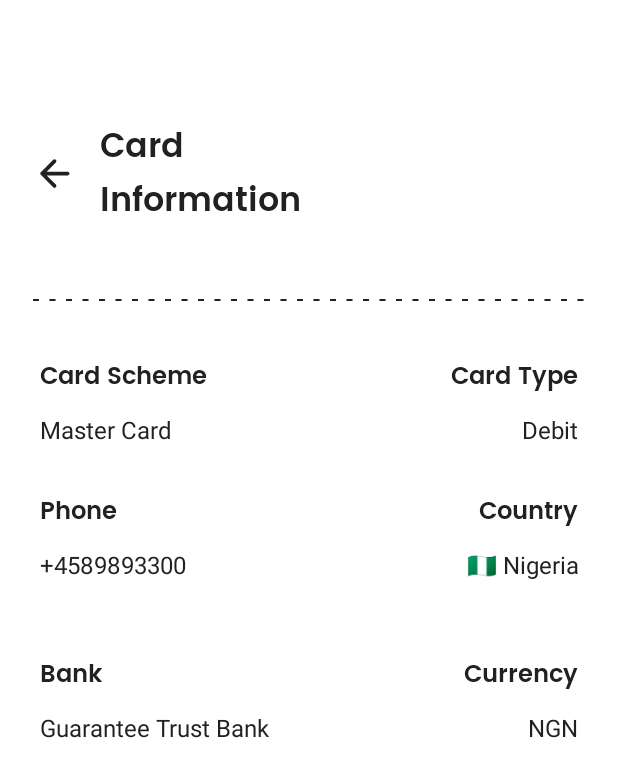
After one commit to dalafiarisamuel/ocr-scan, an Android app: the layout fragment_recent_card_detail.xml on its own in the app's theme, with its tools: preview values and no code run, on a phone screen of 412 x 824 dp. The commit adds this screen. Shown: the top 777 px of the screen. Run offline under Robolectric (Android 15) with nearby library versions, the light colour scheme and no system bars.

Commit message:
added navigation component safeargs, added recent card detail fragment and passed arguments to the action

```diff
--- a/app/build.gradle.kts
+++ b/app/build.gradle.kts
@@ -3,6 +3,7 @@ plugins {
     kotlin("android")
     kotlin("android.extensions")
     kotlin("kapt")
+    id("androidx.navigation.safeargs.kotlin")
 }
 
 android {
--- a/app/src/main/java/ng/mint/ocrscanner/model/RecentCard.kt
+++ b/app/src/main/java/ng/mint/ocrscanner/model/RecentCard.kt
@@ -1,10 +1,15 @@
 package ng.mint.ocrscanner.model
 
+import android.os.Parcelable
+import androidx.annotation.Keep
 import androidx.room.ColumnInfo
 import androidx.room.Entity
 import androidx.room.Index
 import androidx.room.PrimaryKey
+import kotlinx.android.parcel.Parcelize
 
+@Keep
+@Parcelize
 @Entity(indices = [Index(value = ["bin"], unique = true)])
 data class RecentCard(
 
@@ -39,4 +44,4 @@ data class RecentCard(
     @ColumnInfo(name = "date_created")
     var dateCreated: String? = null
 
-)
+):Parcelable
--- /dev/null
+++ b/app/src/main/java/ng/mint/ocrscanner/views/fragments/RecentCardDetailFragment.kt
@@ -0,0 +1,26 @@
+package ng.mint.ocrscanner.views.fragments
+
+import android.os.Bundle
+import android.view.View
+import androidx.fragment.app.Fragment
+import androidx.navigation.findNavController
+import androidx.navigation.fragment.navArgs
+import ng.mint.ocrscanner.R
+import ng.mint.ocrscanner.databinding.FragmentRecentCardDetailBinding
+
+class RecentCardDetailFragment : Fragment(R.layout.fragment_recent_card_detail) {
+
+    private val binding by viewBinding(FragmentRecentCardDetailBinding::bind)
+    private val args: RecentCardDetailFragmentArgs by navArgs()
+
+    override fun onViewCreated(view: View, savedInstanceState: Bundle?) {
+
+        val data = args.recentCard
+        binding.recentCard = data
+
+        binding.backArrow.setOnClickListener {
+            it.findNavController().popBackStack()
+        }
+
+    }
+}
--- a/app/src/main/java/ng/mint/ocrscanner/views/fragments/RecentlyViewedCardsFragment.kt
+++ b/app/src/main/java/ng/mint/ocrscanner/views/fragments/RecentlyViewedCardsFragment.kt
@@ -29,6 +29,12 @@ class RecentlyViewedCardsFragment : Fragment(R.layout.fragment_recently_viewed_c
 
 
     private val adapter = RecentCardsAdapter {
+
+        val action =
+            RecentlyViewedCardsFragmentDirections.actionRecentlyViewedCardsFragmentToRecentCardDetailFragment(
+                it
+            )
+        binding.savedRecyclerview.findNavController().navigate(action)
 
     }
 
--- /dev/null
+++ b/app/src/main/res/layout/fragment_recent_card_detail.xml
@@ -0,0 +1,233 @@
+<?xml version="1.0" encoding="utf-8"?>
+<layout xmlns:android="http://schemas.android.com/apk/res/android"
+    xmlns:app="http://schemas.android.com/apk/res-auto"
+    xmlns:tools="http://schemas.android.com/tools">
+
+    <data>
+
+        <import type="android.view.View" />
+
+        <variable
+            name="recentCard"
+            type="ng.mint.ocrscanner.model.RecentCard" />
+    </data>
+
+    <ScrollView
+        android:layout_width="match_parent"
+        android:layout_height="match_parent"
+        android:background="@color/colorActivityWhiteBackground"
+        android:overScrollMode="never"
+        tools:context=".views.fragments.RecentCardDetailFragment">
+
+        <LinearLayout
+            android:id="@+id/relativeLayout"
+            android:layout_width="match_parent"
+            android:layout_height="wrap_content"
+            android:layout_marginStart="21dp"
+            android:layout_marginTop="80dp"
+            android:layout_marginEnd="21dp"
+            android:orientation="vertical">
+
+            <RelativeLayout
+                android:layout_width="match_parent"
+                android:layout_height="wrap_content"
+                android:orientation="horizontal">
+
+
+                <ImageView
+                    android:id="@+id/backArrow"
+                    android:layout_width="30dp"
+                    android:layout_height="30dp"
+                    android:layout_centerVertical="true"
+                    android:src="@drawable/ic_round_arrow"
+                    tools:ignore="ContentDescription" />
+
+                <TextView
+                    android:id="@+id/backArrowText"
+                    android:layout_width="wrap_content"
+                    android:layout_height="wrap_content"
+                    android:layout_below="@id/backArrow"
+                    android:layout_alignTop="@id/backArrow"
+                    android:layout_marginStart="15dp"
+                    android:layout_toEndOf="@id/backArrow"
+                    android:fontFamily="@font/poppins_semi_bold"
+                    android:text="@string/credit_card_information"
+                    android:textColor="@color/matt_black"
+                    android:textSize="22sp" />
+
+            </RelativeLayout>
+
+            <RelativeLayout
+                android:id="@+id/card_information_layout"
+                android:layout_width="match_parent"
+                android:layout_height="wrap_content"
+                android:layout_marginTop="30dp"
+                android:visibility='@{recentCard == null ? View.GONE:View.VISIBLE}'
+                tools:visibility="visible">
+
+
+                <View
+                    android:id="@+id/linear_dash"
+                    android:layout_width="match_parent"
+                    android:layout_height="5dp"
+                    android:layout_alignParentTop="true"
+                    android:layout_marginTop="15dp"
+                    android:background="@drawable/black_dashed_lines"
+                    android:layerType="software" />
+
+                <TextView
+                    android:id="@+id/card_scheme_text"
+                    android:layout_width="wrap_content"
+                    android:layout_height="wrap_content"
+                    android:layout_below="@id/linear_dash"
+                    android:layout_marginTop="30dp"
+                    android:fontFamily="@font/poppins_semi_bold"
+                    android:padding="5dp"
+                    android:text="@string/card_scheme"
+                    android:textColor="@color/matt_black"
+                    android:textSize="16sp" />
+
+                <TextView
+                    android:id="@+id/card_scheme"
+                    android:layout_width="wrap_content"
+                    android:layout_height="wrap_content"
+                    android:layout_below="@id/card_scheme_text"
+                    android:padding="5dp"
+                    android:textColor="@color/matt_black"
+                    android:textSize="16sp"
+                    app:customText='@{recentCard.scheme ?? ""}'
+                    tools:text="Master Card" />
+
+                <TextView
+                    android:id="@+id/card_type_text"
+                    android:layout_width="wrap_content"
+                    android:layout_height="wrap_content"
+                    android:layout_below="@id/linear_dash"
+                    android:layout_alignParentEnd="true"
+                    android:layout_marginTop="30dp"
+                    android:fontFamily="@font/poppins_semi_bold"
+                    android:padding="5dp"
+                    android:text="@string/card_type"
+                    android:textColor="@color/matt_black"
+                    android:textSize="16sp" />
+
+                <TextView
+                    android:id="@+id/card_type"
+                    android:layout_width="wrap_content"
+                    android:layout_height="wrap_content"
+                    android:layout_below="@id/card_scheme_text"
+                    android:layout_alignParentEnd="true"
+                    android:padding="5dp"
+                    android:textColor="@color/matt_black"
+                    android:textSize="16sp"
+                    app:customText='@{recentCard.type ?? ""}'
+                    tools:text="Debit" />
+
+                <TextView
+                    android:id="@+id/card_phone_text"
+                    android:layout_width="wrap_content"
+                    android:layout_height="wrap_content"
+                    android:layout_below="@id/card_scheme"
+                    android:layout_marginTop="20dp"
+                    android:fontFamily="@font/poppins_semi_bold"
+                    android:padding="5dp"
+                    android:text="@string/phone"
+                    android:textColor="@color/matt_black"
+                    android:textSize="16sp" />
+
+                <TextView
+                    android:id="@+id/phone"
+                    android:layout_width="wrap_content"
+                    android:layout_height="wrap_content"
+                    android:layout_below="@id/card_phone_text"
+                    android:padding="5dp"
+                    android:textColor="@color/matt_black"
+                    android:textSize="16sp"
+                    app:customText='@{recentCard.phone ?? ""}'
+                    tools:text="+4589893300" />
+
+                <TextView
+                    android:id="@+id/card_country_text"
+                    android:layout_width="wrap_content"
+                    android:layout_height="wrap_content"
+                    android:layout_below="@id/card_type"
+                    android:layout_alignParentEnd="true"
+                    android:layout_marginTop="20dp"
+                    android:fontFamily="@font/poppins_semi_bold"
+                    android:padding="5dp"
+                    android:text="@string/country"
+                    android:textColor="@color/matt_black"
+                    android:textSize="16sp" />
+
+                <TextView
+                    android:id="@+id/card_country"
+                    android:layout_width="wrap_content"
+                    android:layout_height="wrap_content"
+                    android:layout_below="@id/card_phone_text"
+                    android:layout_alignParentEnd="true"
+                    android:layout_marginStart="10dp"
+                    android:layout_toEndOf="@id/phone"
+                    android:gravity="end"
+                    android:lines="2"
+                    android:padding="5dp"
+                    android:textColor="@color/matt_black"
+                    android:textSize="16sp"
+                    app:customText='@{(recentCard.emoji ?? "") +" "+ (recentCard.country ?? "")}'
+                    tools:text="🇳🇬 Nigeria" />
+
+                <TextView
+                    android:id="@+id/card_bank_text"
+                    android:layout_width="wrap_content"
+                    android:layout_height="wrap_content"
+                    android:layout_alignTop="@id/card_currency_text"
+                    android:fontFamily="@font/poppins_semi_bold"
+                    android:padding="5dp"
+                    android:text="@string/card_bank"
+                    android:textColor="@color/matt_black"
+                    android:textSize="16sp" />
+
+                <TextView
+                    android:id="@+id/card_bank"
+                    android:layout_width="wrap_content"
+                    android:layout_height="wrap_content"
+                    android:layout_below="@id/card_bank_text"
+                    android:padding="5dp"
+                    android:textColor="@color/matt_black"
+                    android:textSize="16sp"
+                    app:customText='@{recentCard.bank ?? ""}'
+                    tools:text="Guarantee Trust Bank" />
+
+                <TextView
+                    android:id="@+id/card_currency_text"
+                    android:layout_width="wrap_content"
+                    android:layout_height="wrap_content"
+                    android:layout_below="@id/card_country"
+                    android:layout_alignParentEnd="true"
+                    android:layout_marginTop="20dp"
+                    android:fontFamily="@font/poppins_semi_bold"
+                    android:padding="5dp"
+                    android:text="@string/currency"
+                    android:textColor="@color/matt_black"
+                    android:textSize="16sp" />
+
+                <TextView
+                    android:id="@+id/card_currency"
+                    android:layout_width="wrap_content"
+                    android:layout_height="wrap_content"
+                    android:layout_below="@id/card_currency_text"
+                    android:layout_alignParentEnd="true"
+                    android:padding="5dp"
+                    android:textColor="@color/matt_black"
+                    android:textSize="16sp"
+                    app:customText='@{recentCard.currency ?? ""}'
+                    tools:text="NGN" />
+
+            </RelativeLayout>
+
+
+        </LinearLayout>
+
+    </ScrollView>
+
+
+</layout>
--- a/app/src/main/res/navigation/nav_graph.xml
+++ b/app/src/main/res/navigation/nav_graph.xml
@@ -24,5 +24,18 @@
         <action
             android:id="@+id/action_recentlyViewedCardsFragment_to_cardInformationFragment"
             app:destination="@id/cardInformationFragment" />
+        <action
+            android:id="@+id/action_recentlyViewedCardsFragment_to_recentCardDetailFragment"
+            app:destination="@id/recentCardDetailFragment" />
+    </fragment>
+    <fragment
+        android:id="@+id/recentCardDetailFragment"
+        android:name="ng.mint.ocrscanner.views.fragments.RecentCardDetailFragment"
+        android:label="RecentCardDetailFragment"
+        tools:layout="@layout/fragment_recent_card_detail">
+        <argument
+            android:name="recentCard"
+            app:argType="ng.mint.ocrscanner.model.RecentCard"
+            app:nullable="false" />
     </fragment>
 </navigation>
--- a/build.gradle.kts
+++ b/build.gradle.kts
@@ -8,6 +8,7 @@ buildscript {
     dependencies {
         classpath("com.android.tools.build:gradle:4.1.1")
         classpath("org.jetbrains.kotlin:kotlin-gradle-plugin:1.4.10")
+        classpath("androidx.navigation:navigation-safe-args-gradle-plugin:2.3.3")
 
         // NOTE: Do not place your application dependencies here; they belong
         // in the individual module build.gradle files
```
